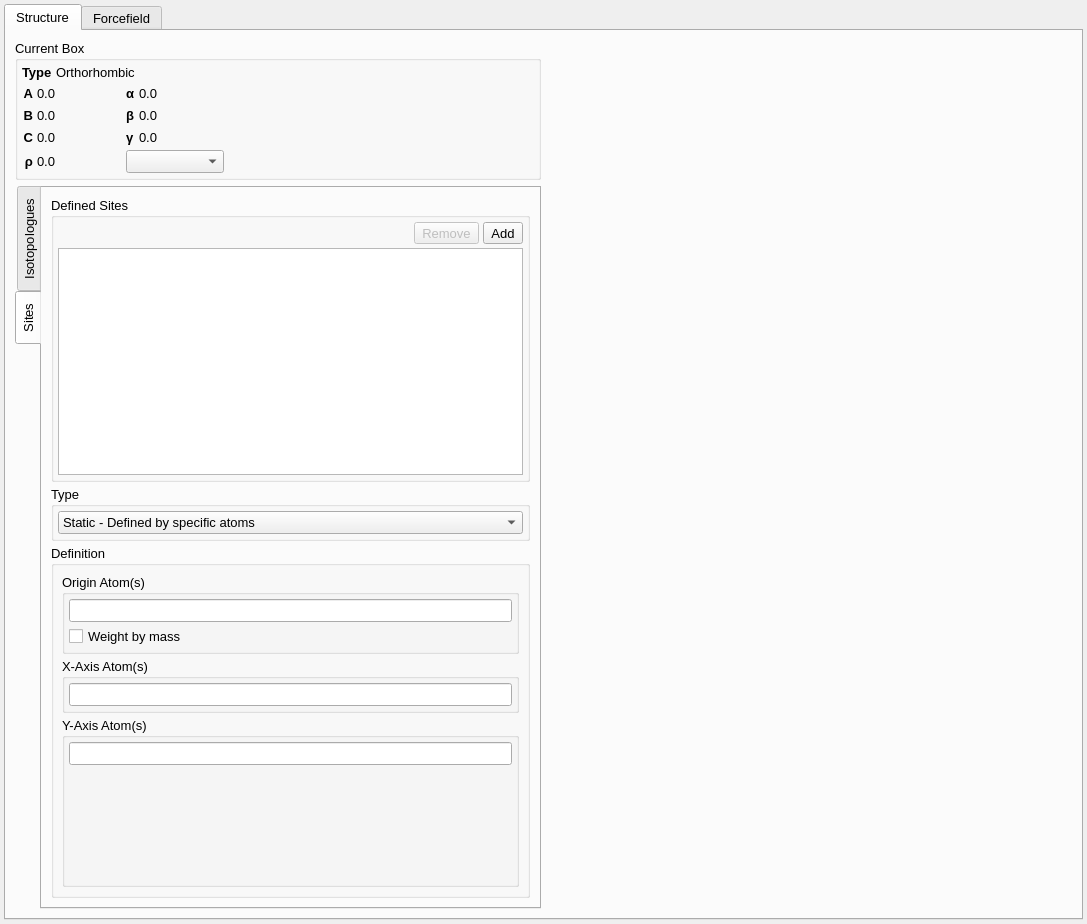
disorderedmaterials/dissolve, file src/gui/speciestab.ui: the form before one commit.
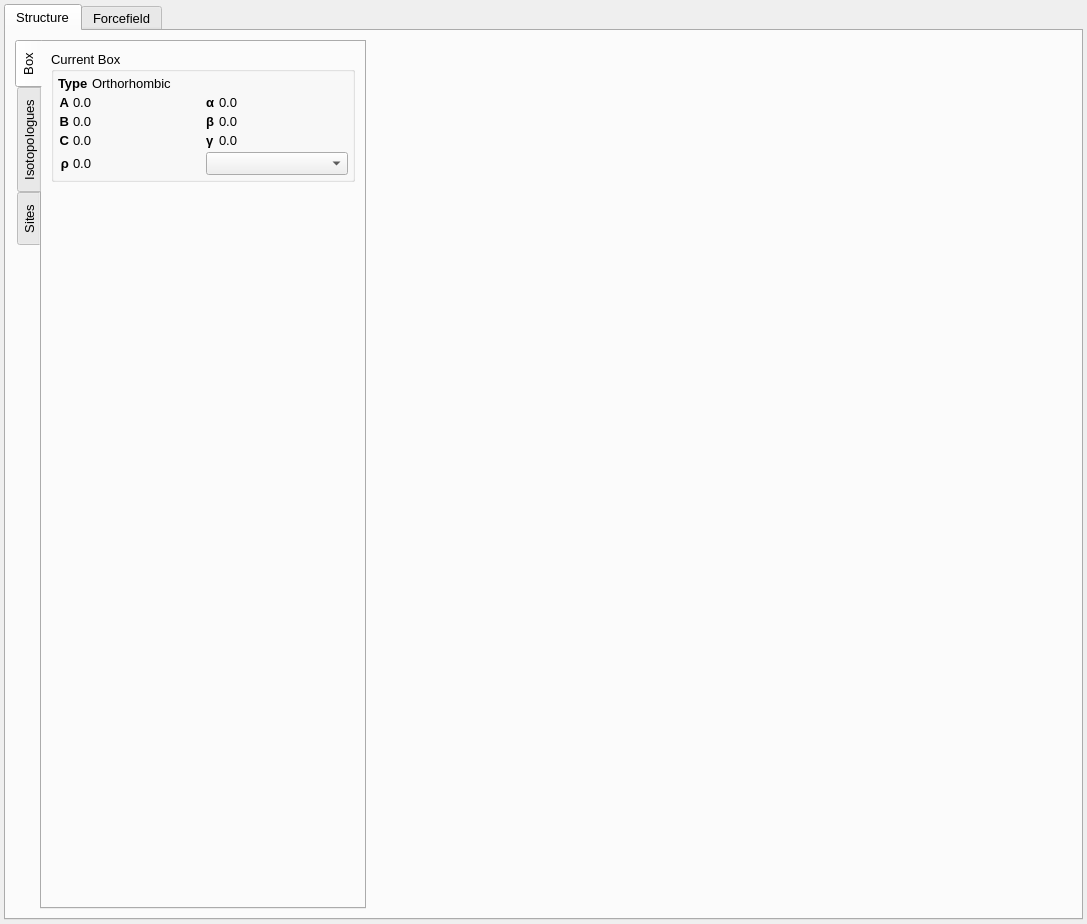
The form after the commit. Icons and pictures are not drawn. Custom widgets are drawn as their Qt base class.

Commit message: Re-organised species tab.

The edit to the form file:
```diff
--- a/src/gui/speciestab.ui
+++ b/src/gui/speciestab.ui
@@ -44,7 +44,7 @@
        <string>Structure</string>
       </attribute>
       <layout class="QGridLayout" name="gridLayout_3">
-       <item row="1" column="1">
+       <item row="0" column="1">
         <widget class="QStackedWidget" name="ViewerStackedWidget">
          <property name="sizePolicy">
           <sizepolicy hsizetype="Expanding" vsizetype="Expanding">
@@ -57,33 +57,6 @@
          </property>
          <widget class="QWidget" name="SpeciesViewerPage">
           <layout class="QVBoxLayout" name="verticalLayout_6">
-           <item>
-            <widget class="QWidget" name="BoxWidget" native="true">
-             <property name="sizePolicy">
-              <sizepolicy hsizetype="Minimum" vsizetype="Minimum">
-               <horstretch>0</horstretch>
-               <verstretch>0</verstretch>
-              </sizepolicy>
-             </property>
-             <layout class="QVBoxLayout" name="verticalLayout_9">
-              <property name="spacing">
-               <number>0</number>
-              </property>
-              <property name="leftMargin">
-               <number>0</number>
-              </property>
-              <property name="topMargin">
-               <number>0</number>
-              </property>
-              <property name="rightMargin">
-               <number>0</number>
-              </property>
-              <property name="bottomMargin">
-               <number>0</number>
-              </property>
-             </layout>
-            </widget>
-           </item>
            <item>
             <widget class="SpeciesWidget" name="ViewerWidget" native="true">
              <property name="sizePolicy">
@@ -112,7 +85,7 @@
          </widget>
         </widget>
        </item>
-       <item row="1" column="0">
+       <item row="0" column="0">
         <widget class="QTabWidget" name="StructureTabWidget">
          <property name="sizePolicy">
           <sizepolicy hsizetype="Minimum" vsizetype="Minimum">
@@ -124,7 +97,7 @@
           <enum>QTabWidget::West</enum>
          </property>
          <property name="currentIndex">
-          <number>1</number>
+          <number>0</number>
          </property>
          <property name="documentMode">
           <bool>false</bool>
@@ -135,6 +108,393 @@
          <property name="tabBarAutoHide">
           <bool>false</bool>
          </property>
+         <widget class="QWidget" name="BoxTab">
+          <attribute name="title">
+           <string>Box</string>
+          </attribute>
+          <layout class="QVBoxLayout" name="verticalLayout_4">
+           <item>
+            <widget class="QWidget" name="BoxWidget" native="true">
+             <property name="sizePolicy">
+              <sizepolicy hsizetype="Minimum" vsizetype="Minimum">
+               <horstretch>0</horstretch>
+               <verstretch>0</verstretch>
+              </sizepolicy>
+             </property>
+             <layout class="QVBoxLayout" name="verticalLayout_9">
+              <property name="spacing">
+               <number>0</number>
+              </property>
+              <property name="leftMargin">
+               <number>0</number>
+              </property>
+              <property name="topMargin">
+               <number>0</number>
+              </property>
+              <property name="rightMargin">
+               <number>0</number>
+              </property>
+              <property name="bottomMargin">
+               <number>0</number>
+              </property>
+              <item>
+               <widget class="QGroupBox" name="CurrentBoxGroup">
+                <property name="sizePolicy">
+                 <sizepolicy hsizetype="Minimum" vsizetype="Minimum">
+                  <horstretch>0</horstretch>
+                  <verstretch>0</verstretch>
+                 </sizepolicy>
+                </property>
+                <property name="title">
+                 <string>Current Box</string>
+                </property>
+                <layout class="QGridLayout" name="gridLayout_2">
+                 <property name="leftMargin">
+                  <number>4</number>
+                 </property>
+                 <property name="topMargin">
+                  <number>4</number>
+                 </property>
+                 <property name="rightMargin">
+                  <number>4</number>
+                 </property>
+                 <property name="bottomMargin">
+                  <number>4</number>
+                 </property>
+                 <property name="spacing">
+                  <number>4</number>
+                 </property>
+                 <item row="2" column="0" colspan="2">
+                  <layout class="QGridLayout" name="gridLayout">
+                   <item row="2" column="0">
+                    <widget class="QLabel" name="label_5">
+                     <property name="sizePolicy">
+                      <sizepolicy hsizetype="Minimum" vsizetype="Preferred">
+                       <horstretch>0</horstretch>
+                       <verstretch>0</verstretch>
+                      </sizepolicy>
+                     </property>
+                     <property name="font">
+                      <font>
+                       <pointsize>10</pointsize>
+                       <weight>75</weight>
+                       <bold>true</bold>
+                      </font>
+                     </property>
+                     <property name="text">
+                      <string>C</string>
+                     </property>
+                     <property name="alignment">
+                      <set>Qt::AlignRight|Qt::AlignTrailing|Qt::AlignVCenter</set>
+                     </property>
+                    </widget>
+                   </item>
+                   <item row="0" column="0">
+                    <widget class="QLabel" name="label">
+                     <property name="sizePolicy">
+                      <sizepolicy hsizetype="Minimum" vsizetype="Preferred">
+                       <horstretch>0</horstretch>
+                       <verstretch>0</verstretch>
+                      </sizepolicy>
+                     </property>
+                     <property name="font">
+                      <font>
+                       <pointsize>10</pointsize>
+                       <weight>75</weight>
+                       <bold>true</bold>
+                      </font>
+                     </property>
+                     <property name="text">
+                      <string>A</string>
+                     </property>
+                     <property name="alignment">
+                      <set>Qt::AlignRight|Qt::AlignTrailing|Qt::AlignVCenter</set>
+                     </property>
+                    </widget>
+                   </item>
+                   <item row="2" column="3">
+                    <widget class="QLabel" name="CurrentBoxGammaLabel">
+                     <property name="sizePolicy">
+                      <sizepolicy hsizetype="Expanding" vsizetype="Preferred">
+                       <horstretch>0</horstretch>
+                       <verstretch>0</verstretch>
+                      </sizepolicy>
+                     </property>
+                     <property name="text">
+                      <string>0.0</string>
+                     </property>
+                    </widget>
+                   </item>
+                   <item row="0" column="1">
+                    <widget class="QLabel" name="CurrentBoxALabel">
+                     <property name="sizePolicy">
+                      <sizepolicy hsizetype="Expanding" vsizetype="Preferred">
+                       <horstretch>0</horstretch>
+                       <verstretch>0</verstretch>
+                      </sizepolicy>
+                     </property>
+                     <property name="text">
+                      <string>0.0</string>
+                     </property>
+                    </widget>
+                   </item>
+                   <item row="1" column="1">
+                    <widget class="QLabel" name="CurrentBoxBLabel">
+                     <property name="sizePolicy">
+                      <sizepolicy hsizetype="Expanding" vsizetype="Preferred">
+                       <horstretch>0</horstretch>
+                       <verstretch>0</verstretch>
+                      </sizepolicy>
+                     </property>
+                     <property name="text">
+                      <string>0.0</string>
+                     </property>
+                    </widget>
+                   </item>
+                   <item row="1" column="2">
+                    <widget class="QLabel" name="label_7">
+                     <property name="sizePolicy">
+                      <sizepolicy hsizetype="Minimum" vsizetype="Preferred">
+                       <horstretch>0</horstretch>
+                       <verstretch>0</verstretch>
+                      </sizepolicy>
+                     </property>
+                     <property name="font">
+                      <font>
+                       <pointsize>10</pointsize>
+                       <weight>75</weight>
+                       <bold>true</bold>
+                      </font>
+                     </property>
+                     <property name="text">
+                      <string>β</string>
+                     </property>
+                    </widget>
+                   </item>
+                   <item row="2" column="1">
+                    <widget class="QLabel" name="CurrentBoxCLabel">
+                     <property name="sizePolicy">
+                      <sizepolicy hsizetype="Expanding" vsizetype="Preferred">
+                       <horstretch>0</horstretch>
+                       <verstretch>0</verstretch>
+                      </sizepolicy>
+                     </property>
+                     <property name="text">
+                      <string>0.0</string>
+                     </property>
+                    </widget>
+                   </item>
+                   <item row="1" column="0">
+                    <widget class="QLabel" name="label_4">
+                     <property name="sizePolicy">
+                      <sizepolicy hsizetype="Minimum" vsizetype="Preferred">
+                       <horstretch>0</horstretch>
+                       <verstretch>0</verstretch>
+                      </sizepolicy>
+                     </property>
+                     <property name="font">
+                      <font>
+                       <pointsize>10</pointsize>
+                       <weight>75</weight>
+                       <bold>true</bold>
+                      </font>
+                     </property>
+                     <property name="text">
+                      <string>B</string>
+                     </property>
+                     <property name="alignment">
+                      <set>Qt::AlignRight|Qt::AlignTrailing|Qt::AlignVCenter</set>
+                     </property>
+                    </widget>
+                   </item>
+                   <item row="0" column="3">
+                    <widget class="QLabel" name="CurrentBoxAlphaLabel">
+                     <property name="sizePolicy">
+                      <sizepolicy hsizetype="Expanding" vsizetype="Preferred">
+                       <horstretch>0</horstretch>
+                       <verstretch>0</verstretch>
+                      </sizepolicy>
+                     </property>
+                     <property name="text">
+                      <string>0.0</string>
+                     </property>
+                    </widget>
+                   </item>
+                   <item row="1" column="3">
+                    <widget class="QLabel" name="CurrentBoxBetaLabel">
+                     <property name="sizePolicy">
+                      <sizepolicy hsizetype="Expanding" vsizetype="Preferred">
+                       <horstretch>0</horstretch>
+                       <verstretch>0</verstretch>
+                      </sizepolicy>
+                     </property>
+                     <property name="text">
+                      <string>0.0</string>
+                     </property>
+                    </widget>
+                   </item>
+                   <item row="2" column="2">
+                    <widget class="QLabel" name="label_8">
+                     <property name="sizePolicy">
+                      <sizepolicy hsizetype="Minimum" vsizetype="Preferred">
+                       <horstretch>0</horstretch>
+                       <verstretch>0</verstretch>
+                      </sizepolicy>
+                     </property>
+                     <property name="font">
+                      <font>
+                       <pointsize>10</pointsize>
+                       <weight>75</weight>
+                       <bold>true</bold>
+                      </font>
+                     </property>
+                     <property name="text">
+                      <string>γ</string>
+                     </property>
+                    </widget>
+                   </item>
+                   <item row="0" column="2">
+                    <widget class="QLabel" name="label_6">
+                     <property name="sizePolicy">
+                      <sizepolicy hsizetype="Minimum" vsizetype="Preferred">
+                       <horstretch>0</horstretch>
+                       <verstretch>0</verstretch>
+                      </sizepolicy>
+                     </property>
+                     <property name="font">
+                      <font>
+                       <pointsize>10</pointsize>
+                       <weight>75</weight>
+                       <bold>true</bold>
+                      </font>
+                     </property>
+                     <property name="text">
+                      <string>α</string>
+                     </property>
+                    </widget>
+                   </item>
+                   <item row="3" column="0">
+                    <widget class="QLabel" name="label_3">
+                     <property name="sizePolicy">
+                      <sizepolicy hsizetype="Minimum" vsizetype="Preferred">
+                       <horstretch>0</horstretch>
+                       <verstretch>0</verstretch>
+                      </sizepolicy>
+                     </property>
+                     <property name="font">
+                      <font>
+                       <pointsize>10</pointsize>
+                       <weight>75</weight>
+                       <bold>true</bold>
+                      </font>
+                     </property>
+                     <property name="text">
+                      <string>ρ</string>
+                     </property>
+                     <property name="alignment">
+                      <set>Qt::AlignRight|Qt::AlignTrailing|Qt::AlignVCenter</set>
+                     </property>
+                    </widget>
+                   </item>
+                   <item row="3" column="1">
+                    <widget class="QLabel" name="DensityUnitsLabel">
+                     <property name="sizePolicy">
+                      <sizepolicy hsizetype="Expanding" vsizetype="Preferred">
+                       <horstretch>0</horstretch>
+                       <verstretch>0</verstretch>
+                      </sizepolicy>
+                     </property>
+                     <property name="font">
+                      <font>
+                       <pointsize>10</pointsize>
+                       <weight>50</weight>
+                       <bold>false</bold>
+                      </font>
+                     </property>
+                     <property name="text">
+                      <string>0.0</string>
+                     </property>
+                     <property name="alignment">
+                      <set>Qt::AlignLeading|Qt::AlignLeft|Qt::AlignVCenter</set>
+                     </property>
+                    </widget>
+                   </item>
+                   <item row="3" column="2" colspan="2">
+                    <widget class="QComboBox" name="DensityUnitsCombo">
+                     <property name="sizePolicy">
+                      <sizepolicy hsizetype="Minimum" vsizetype="Fixed">
+                       <horstretch>0</horstretch>
+                       <verstretch>0</verstretch>
+                      </sizepolicy>
+                     </property>
+                    </widget>
+                   </item>
+                  </layout>
+                 </item>
+                 <item row="1" column="1">
+                  <widget class="QLabel" name="CurrentBoxTypeLabel">
+                   <property name="sizePolicy">
+                    <sizepolicy hsizetype="Expanding" vsizetype="Preferred">
+                     <horstretch>0</horstretch>
+                     <verstretch>0</verstretch>
+                    </sizepolicy>
+                   </property>
+                   <property name="font">
+                    <font>
+                     <pointsize>10</pointsize>
+                     <weight>50</weight>
+                     <bold>false</bold>
+                    </font>
+                   </property>
+                   <property name="text">
+                    <string>Orthorhombic</string>
+                   </property>
+                   <property name="alignment">
+                    <set>Qt::AlignLeading|Qt::AlignLeft|Qt::AlignVCenter</set>
+                   </property>
+                  </widget>
+                 </item>
+                 <item row="1" column="0">
+                  <widget class="QLabel" name="label_2">
+                   <property name="sizePolicy">
+                    <sizepolicy hsizetype="Minimum" vsizetype="Preferred">
+                     <horstretch>0</horstretch>
+                     <verstretch>0</verstretch>
+                    </sizepolicy>
+                   </property>
+                   <property name="font">
+                    <font>
+                     <pointsize>10</pointsize>
+                     <weight>75</weight>
+                     <bold>true</bold>
+                    </font>
+                   </property>
+                   <property name="text">
+                    <string>Type</string>
+                   </property>
+                  </widget>
+                 </item>
+                </layout>
+               </widget>
+              </item>
+             </layout>
+            </widget>
+           </item>
+           <item>
+            <spacer name="verticalSpacer_2">
+             <property name="orientation">
+              <enum>Qt::Vertical</enum>
+             </property>
+             <property name="sizeHint" stdset="0">
+              <size>
+               <width>20</width>
+               <height>692</height>
+              </size>
+             </property>
+            </spacer>
+           </item>
+          </layout>
+         </widget>
          <widget class="QWidget" name="IsotopologueTab">
           <attribute name="title">
            <string>Isotopologues</string>
@@ -922,362 +1282,6 @@
          </widget>
         </widget>
        </item>
-       <item row="0" column="0">
-        <widget class="QGroupBox" name="CurrentBoxGroup">
-         <property name="sizePolicy">
-          <sizepolicy hsizetype="Minimum" vsizetype="Minimum">
-           <horstretch>0</horstretch>
-           <verstretch>0</verstretch>
-          </sizepolicy>
-         </property>
-         <property name="title">
-          <string>Current Box</string>
-         </property>
-         <layout class="QGridLayout" name="gridLayout_2">
-          <property name="leftMargin">
-           <number>4</number>
-          </property>
-          <property name="topMargin">
-           <number>4</number>
-          </property>
-          <property name="rightMargin">
-           <number>4</number>
-          </property>
-          <property name="bottomMargin">
-           <number>4</number>
-          </property>
-          <property name="spacing">
-           <number>4</number>
-          </property>
-          <item row="0" column="1">
-           <widget class="QLabel" name="CurrentBoxTypeLabel">
-            <property name="sizePolicy">
-             <sizepolicy hsizetype="Expanding" vsizetype="Preferred">
-              <horstretch>0</horstretch>
-              <verstretch>0</verstretch>
-             </sizepolicy>
-            </property>
-            <property name="font">
-             <font>
-              <pointsize>10</pointsize>
-              <weight>50</weight>
-              <bold>false</bold>
-             </font>
-            </property>
-            <property name="text">
-             <string>Orthorhombic</string>
-            </property>
-            <property name="alignment">
-             <set>Qt::AlignLeading|Qt::AlignLeft|Qt::AlignVCenter</set>
-            </property>
-           </widget>
-          </item>
-          <item row="0" column="0">
-           <widget class="QLabel" name="label_2">
-            <property name="sizePolicy">
-             <sizepolicy hsizetype="Minimum" vsizetype="Preferred">
-              <horstretch>0</horstretch>
-              <verstretch>0</verstretch>
-             </sizepolicy>
-            </property>
-            <property name="font">
-             <font>
-              <pointsize>10</pointsize>
-              <weight>75</weight>
-              <bold>true</bold>
-             </font>
-            </property>
-            <property name="text">
-             <string>Type</string>
-            </property>
-           </widget>
-          </item>
-          <item row="1" column="0" colspan="2">
-           <layout class="QGridLayout" name="gridLayout">
-            <item row="2" column="0">
-             <widget class="QLabel" name="label_5">
-              <property name="sizePolicy">
-               <sizepolicy hsizetype="Minimum" vsizetype="Preferred">
-                <horstretch>0</horstretch>
-                <verstretch>0</verstretch>
-               </sizepolicy>
-              </property>
-              <property name="font">
-               <font>
-                <pointsize>10</pointsize>
-                <weight>75</weight>
-                <bold>true</bold>
-               </font>
-              </property>
-              <property name="text">
-               <string>C</string>
-              </property>
-              <property name="alignment">
-               <set>Qt::AlignRight|Qt::AlignTrailing|Qt::AlignVCenter</set>
-              </property>
-             </widget>
-            </item>
-            <item row="0" column="0">
-             <widget class="QLabel" name="label">
-              <property name="sizePolicy">
-               <sizepolicy hsizetype="Minimum" vsizetype="Preferred">
-                <horstretch>0</horstretch>
-                <verstretch>0</verstretch>
-               </sizepolicy>
-              </property>
-              <property name="font">
-               <font>
-                <pointsize>10</pointsize>
-                <weight>75</weight>
-                <bold>true</bold>
-               </font>
-              </property>
-              <property name="text">
-               <string>A</string>
-              </property>
-              <property name="alignment">
-               <set>Qt::AlignRight|Qt::AlignTrailing|Qt::AlignVCenter</set>
-              </property>
-             </widget>
-            </item>
-            <item row="2" column="3">
-             <widget class="QLabel" name="CurrentBoxGammaLabel">
-              <property name="sizePolicy">
-               <sizepolicy hsizetype="Expanding" vsizetype="Preferred">
-                <horstretch>0</horstretch>
-                <verstretch>0</verstretch>
-               </sizepolicy>
-              </property>
-              <property name="text">
-               <string>0.0</string>
-              </property>
-             </widget>
-            </item>
-            <item row="0" column="1">
-             <widget class="QLabel" name="CurrentBoxALabel">
-              <property name="sizePolicy">
-               <sizepolicy hsizetype="Expanding" vsizetype="Preferred">
-                <horstretch>0</horstretch>
-                <verstretch>0</verstretch>
-               </sizepolicy>
-              </property>
-              <property name="text">
-               <string>0.0</string>
-              </property>
-             </widget>
-            </item>
-            <item row="1" column="1">
-             <widget class="QLabel" name="CurrentBoxBLabel">
-              <property name="sizePolicy">
-               <sizepolicy hsizetype="Expanding" vsizetype="Preferred">
-                <horstretch>0</horstretch>
-                <verstretch>0</verstretch>
-               </sizepolicy>
-              </property>
-              <property name="text">
-               <string>0.0</string>
-              </property>
-             </widget>
-            </item>
-            <item row="1" column="2">
-             <widget class="QLabel" name="label_7">
-              <property name="sizePolicy">
-               <sizepolicy hsizetype="Minimum" vsizetype="Preferred">
-                <horstretch>0</horstretch>
-                <verstretch>0</verstretch>
-               </sizepolicy>
-              </property>
-              <property name="font">
-               <font>
-                <pointsize>10</pointsize>
-                <weight>75</weight>
-                <bold>true</bold>
-               </font>
-              </property>
-              <property name="text">
-               <string>β</string>
-              </property>
-             </widget>
-            </item>
-            <item row="2" column="1">
-             <widget class="QLabel" name="CurrentBoxCLabel">
-              <property name="sizePolicy">
-               <sizepolicy hsizetype="Expanding" vsizetype="Preferred">
-                <horstretch>0</horstretch>
-                <verstretch>0</verstretch>
-               </sizepolicy>
-              </property>
-              <property name="text">
-               <string>0.0</string>
-              </property>
-             </widget>
-            </item>
-            <item row="1" column="0">
-             <widget class="QLabel" name="label_4">
-              <property name="sizePolicy">
-               <sizepolicy hsizetype="Minimum" vsizetype="Preferred">
-                <horstretch>0</horstretch>
-                <verstretch>0</verstretch>
-               </sizepolicy>
-              </property>
-              <property name="font">
-               <font>
-                <pointsize>10</pointsize>
-                <weight>75</weight>
-                <bold>true</bold>
-               </font>
-              </property>
-              <property name="text">
-               <string>B</string>
-              </property>
-              <property name="alignment">
-               <set>Qt::AlignRight|Qt::AlignTrailing|Qt::AlignVCenter</set>
-              </property>
-             </widget>
-            </item>
-            <item row="0" column="3">
-             <widget class="QLabel" name="CurrentBoxAlphaLabel">
-              <property name="sizePolicy">
-               <sizepolicy hsizetype="Expanding" vsizetype="Preferred">
-                <horstretch>0</horstretch>
-                <verstretch>0</verstretch>
-               </sizepolicy>
-              </property>
-              <property name="text">
-               <string>0.0</string>
-              </property>
-             </widget>
-            </item>
-            <item row="1" column="3">
-             <widget class="QLabel" name="CurrentBoxBetaLabel">
-              <property name="sizePolicy">
-               <sizepolicy hsizetype="Expanding" vsizetype="Preferred">
-                <horstretch>0</horstretch>
-                <verstretch>0</verstretch>
-               </sizepolicy>
-              </property>
-              <property name="text">
-               <string>0.0</string>
-              </property>
-             </widget>
-            </item>
-            <item row="2" column="2">
-             <widget class="QLabel" name="label_8">
-              <property name="sizePolicy">
-               <sizepolicy hsizetype="Minimum" vsizetype="Preferred">
-                <horstretch>0</horstretch>
-                <verstretch>0</verstretch>
-               </sizepolicy>
-              </property>
-              <property name="font">
-               <font>
-                <pointsize>10</pointsize>
-                <weight>75</weight>
-                <bold>true</bold>
-               </font>
-              </property>
-              <property name="text">
-               <string>γ</string>
-              </property>
-             </widget>
-            </item>
-            <item row="0" column="2">
-             <widget class="QLabel" name="label_6">
-              <property name="sizePolicy">
-               <sizepolicy hsizetype="Minimum" vsizetype="Preferred">
-                <horstretch>0</horstretch>
-                <verstretch>0</verstretch>
-               </sizepolicy>
-              </property>
-              <property name="font">
-               <font>
-                <pointsize>10</pointsize>
-                <weight>75</weight>
-                <bold>true</bold>
-               </font>
-              </property>
-              <property name="text">
-               <string>α</string>
-              </property>
-             </widget>
-            </item>
-            <item row="3" column="0">
-             <widget class="QLabel" name="label_3">
-              <property name="sizePolicy">
-               <sizepolicy hsizetype="Minimum" vsizetype="Preferred">
-                <horstretch>0</horstretch>
-                <verstretch>0</verstretch>
-               </sizepolicy>
-              </property>
-              <property name="font">
-               <font>
-                <pointsize>10</pointsize>
-                <weight>75</weight>
-                <bold>true</bold>
-               </font>
-              </property>
-              <property name="text">
-               <string>ρ</string>
-              </property>
-              <property name="alignment">
-               <set>Qt::AlignRight|Qt::AlignTrailing|Qt::AlignVCenter</set>
-              </property>
-             </widget>
-            </item>
-            <item row="3" column="1">
-             <widget class="QLabel" name="DensityUnitsLabel">
-              <property name="sizePolicy">
-               <sizepolicy hsizetype="Expanding" vsizetype="Preferred">
-                <horstretch>0</horstretch>
-                <verstretch>0</verstretch>
-               </sizepolicy>
-              </property>
-              <property name="font">
-               <font>
-                <pointsize>10</pointsize>
-                <weight>50</weight>
-                <bold>false</bold>
-               </font>
-              </property>
-              <property name="text">
-               <string>0.0</string>
-              </property>
-              <property name="alignment">
-               <set>Qt::AlignLeading|Qt::AlignLeft|Qt::AlignVCenter</set>
-              </property>
-             </widget>
-            </item>
-            <item row="3" column="2" colspan="2">
-             <widget class="QComboBox" name="DensityUnitsCombo">
-              <property name="sizePolicy">
-               <sizepolicy hsizetype="Minimum" vsizetype="Fixed">
-                <horstretch>0</horstretch>
-                <verstretch>0</verstretch>
-               </sizepolicy>
-              </property>
-             </widget>
-            </item>
-           </layout>
-          </item>
-          <item row="1" column="2">
-           <spacer name="horizontalSpacer">
-            <property name="orientation">
-             <enum>Qt::Horizontal</enum>
-            </property>
-            <property name="sizeType">
-             <enum>QSizePolicy::Expanding</enum>
-            </property>
-            <property name="sizeHint" stdset="0">
-             <size>
-              <width>310</width>
-              <height>89</height>
-             </size>
-            </property>
-           </spacer>
-          </item>
-         </layout>
-        </widget>
-       </item>
       </layout>
      </widget>
      <widget class="QWidget" name="ForcefieldTab">
```
The commit also changes 1 other file.
